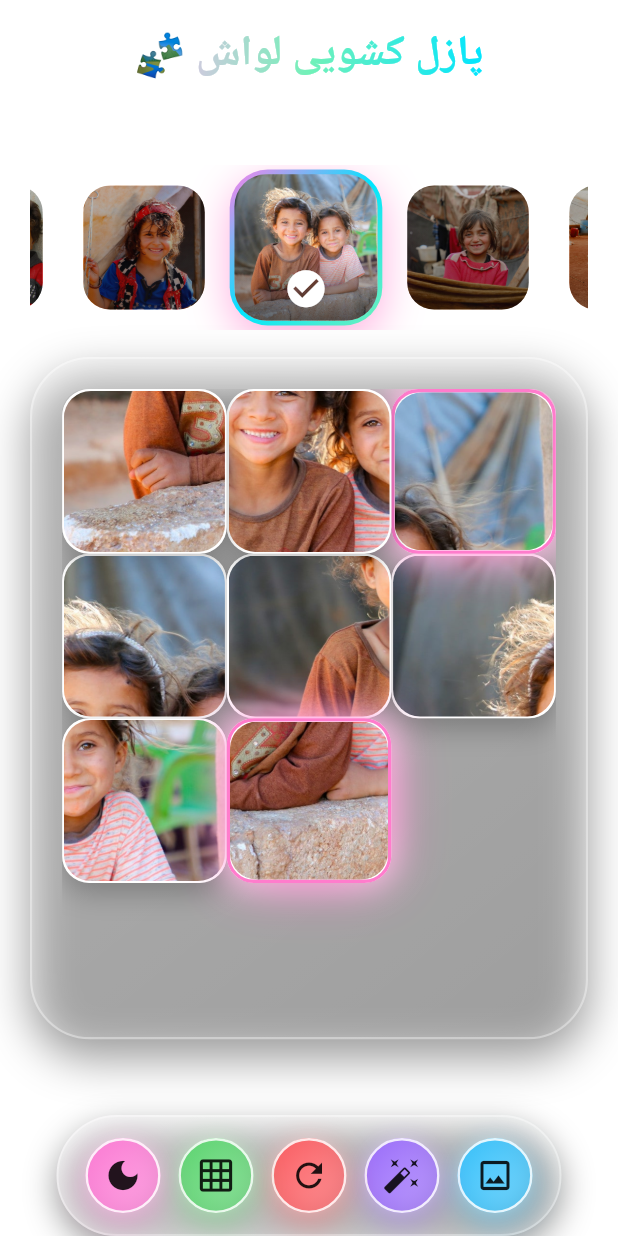
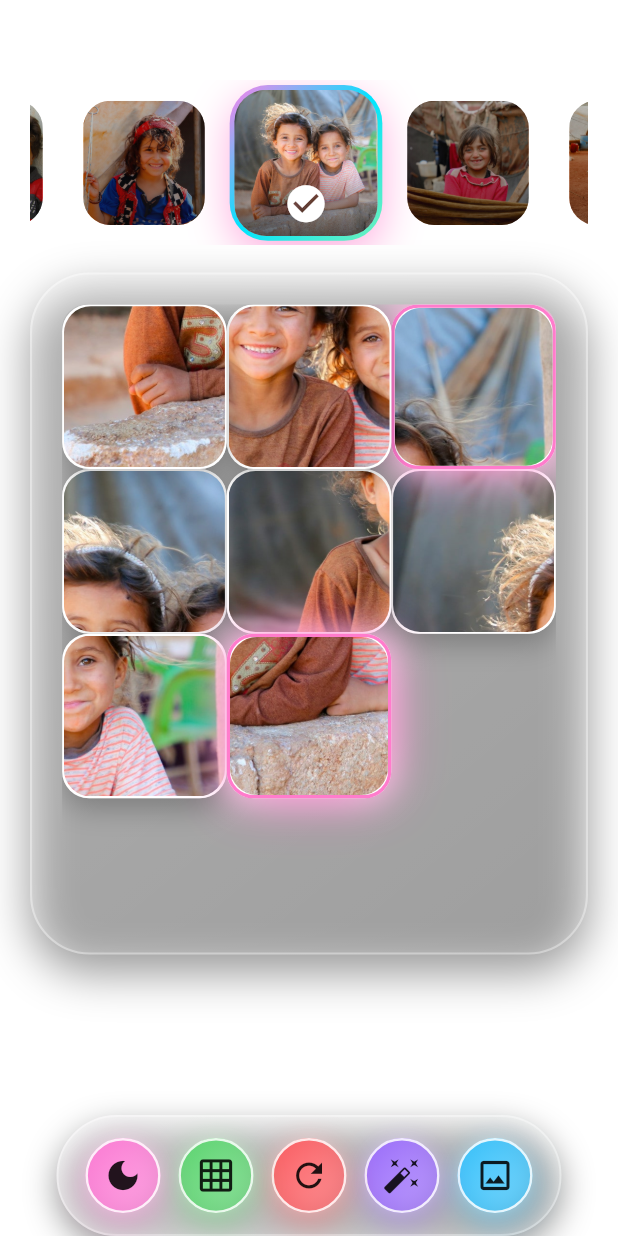
Before and after one commit to kamyarmg/lavash, a Flutter app: the screen it shows after launch, on a phone screen of 412 x 824 dp. Run offline on Flutter 3.47's test engine with Material 3 defaults, Android fonts, the phone set to English and light mode, and no system bars; our stand-ins replace google_fonts, image_picker, shared_preferences; Roboto replaces fonts that are missing (Vazirmatn).

Commit message:
Remove gradient title and background components for a cleaner white background; adjust layout padding in MainApp

```diff
--- a/lib/main.dart
+++ b/lib/main.dart
@@ -443,20 +443,6 @@ class _MainAppState extends State<MainApp> with TickerProviderStateMixin {
         child: Scaffold(
           extendBody: true,
           extendBodyBehindAppBar: true,
-          appBar: PreferredSize(
-            preferredSize: const Size.fromHeight(72),
-            child: SafeArea(
-              child: Padding(
-                padding: const EdgeInsets.symmetric(
-                  horizontal: 18.0,
-                  vertical: 6,
-                ),
-                child: Center(
-                  child: _GradientTitle(text: 'پازل کشویی لواش 🧩'),
-                ),
-              ),
-            ),
-          ),
           body: Stack(
             children: [
               // پس زمینه گرادیان حذف شد؛ پس زمینه سفید ساده
@@ -469,7 +455,10 @@ class _MainAppState extends State<MainApp> with TickerProviderStateMixin {
                   ).clamp(240.0, 560.0);
                   return Center(
                     child: SingleChildScrollView(
-                      padding: const EdgeInsets.fromLTRB(20, 110, 20, 120),
+                      padding: const EdgeInsets.fromLTRB(20, 16, 20, 120),
+                      child: SafeArea(
+                        top: true,
+                        bottom: false,
                         child: ConstrainedBox(
                           constraints: const BoxConstraints(maxWidth: 860),
                           child: Column(
@@ -505,6 +494,7 @@ class _MainAppState extends State<MainApp> with TickerProviderStateMixin {
                               ),
                               const SizedBox(height: 30),
                             ],
+                          ),
                         ),
                       ),
                     ),
@@ -1091,27 +1081,7 @@ class _ImagePainter extends CustomPainter {
 // ------------------------------------------------------------
 // AnimatedBackground & _BlobPainter حذف شدند تا پس زمینه کاملا سفید باشد
 
-// ------------------------------------------------------------
-// Gradient Title
-// ------------------------------------------------------------
-class _GradientTitle extends StatelessWidget {
-  final String text;
-  const _GradientTitle({required this.text});
-  @override
-  Widget build(BuildContext context) {
-    final style = GoogleFonts.vazirmatn(
-      fontSize: 28,
-      fontWeight: FontWeight.w800,
-      letterSpacing: -0.5,
-    );
-    return ShaderMask(
-      shaderCallback: (rect) => const LinearGradient(
-        colors: [Color(0xFFFFB6F2), Color(0xFF72F1B8), Color(0xFF00E5FF)],
-      ).createShader(rect),
-      child: Text(text, style: style.copyWith(color: Colors.white)),
-    );
-  }
-}
+// عنوان گرادیانی حذف شد زیرا هدری در بالا نداریم
 
 class _CircularGlassButton extends StatelessWidget {
   final Widget icon;
```
Lines whose indentation alone changed are shown as unchanged.
